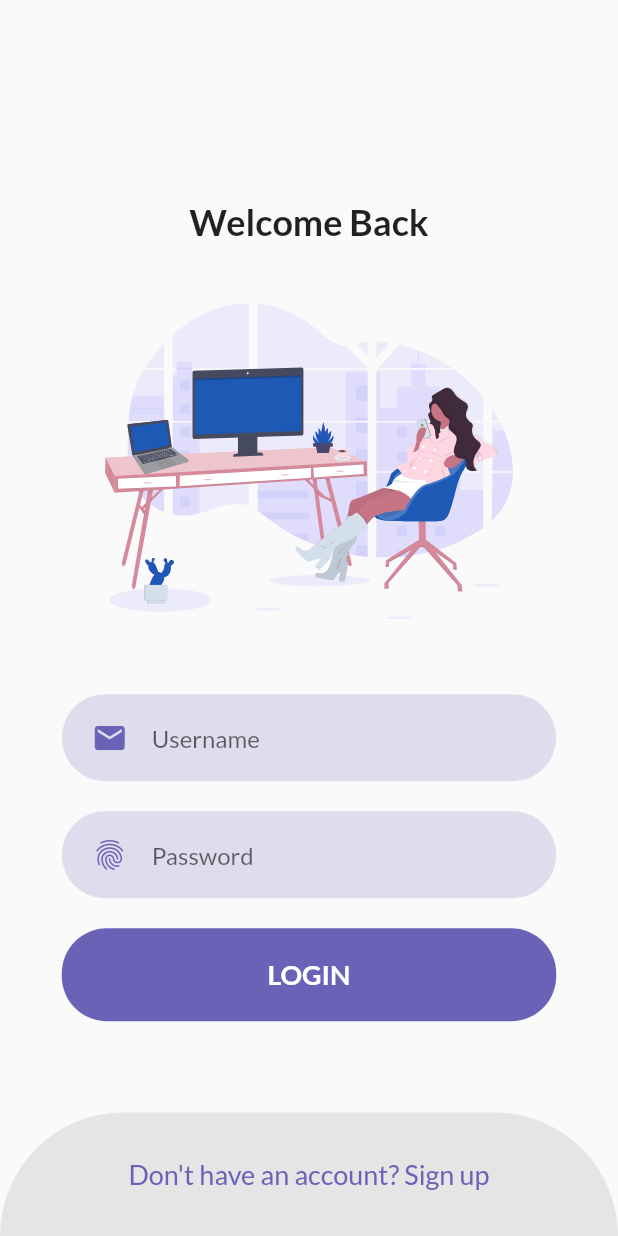
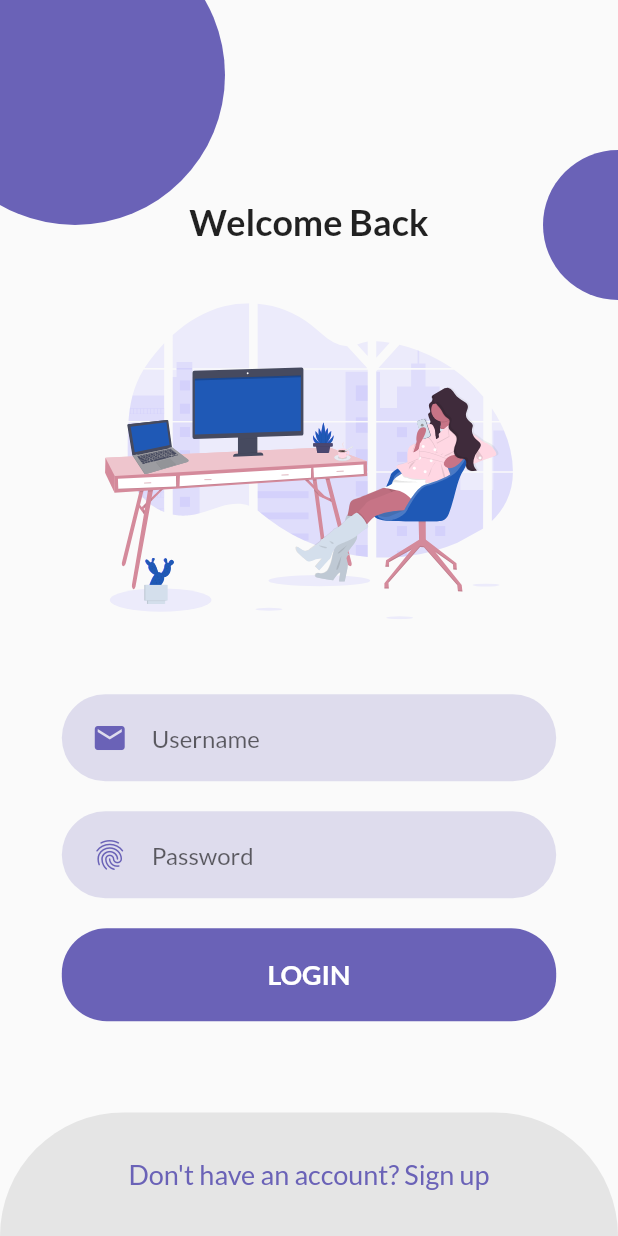
Before and after one commit to akromiafif/flutter_elevarm, a Flutter app: the screen it shows after launch, on a phone screen of 412 x 824 dp. Run offline on Flutter 3.47's test engine with Material 2 defaults, Android fonts, the phone set to English and light mode, and no system bars; our stand-ins replace flutter_svg, get, google_fonts.

Commit message:
final screen without be

```diff
--- a/lib/app/modules/login/views/login_view.dart
+++ b/lib/app/modules/login/views/login_view.dart
@@ -34,6 +34,28 @@ class LoginView extends GetView<LoginController> {
       body: Obx(
         () => Stack(
           children: <Widget>[
+            Positioned(
+              top: 100,
+              right: -50,
+              child: Container(
+                width: 100,
+                height: 100,
+                decoration: BoxDecoration(
+                    borderRadius: BorderRadius.circular(50),
+                    color: kPrimaryColor),
+              ),
+            ),
+            Positioned(
+              top: -50,
+              left: -50,
+              child: Container(
+                width: 200,
+                height: 200,
+                decoration: BoxDecoration(
+                    borderRadius: BorderRadius.circular(100),
+                    color: kPrimaryColor),
+              ),
+            ),
             AnimatedOpacity(
               duration: controller.animationDuration,
               opacity: controller.isLogin.value ? 0.0 : 1.0,
@@ -46,8 +68,8 @@ class LoginView extends GetView<LoginController> {
                   child: IconButton(
                     icon: const Icon(Icons.close),
                     onPressed: () {
+                      controller.animationController.reverse();
                       controller.isLogin.value = !controller.isLogin.value;
-                      controller.animationController.reverse();
                     },
                     color: kPrimaryColor,
                   ),
```
